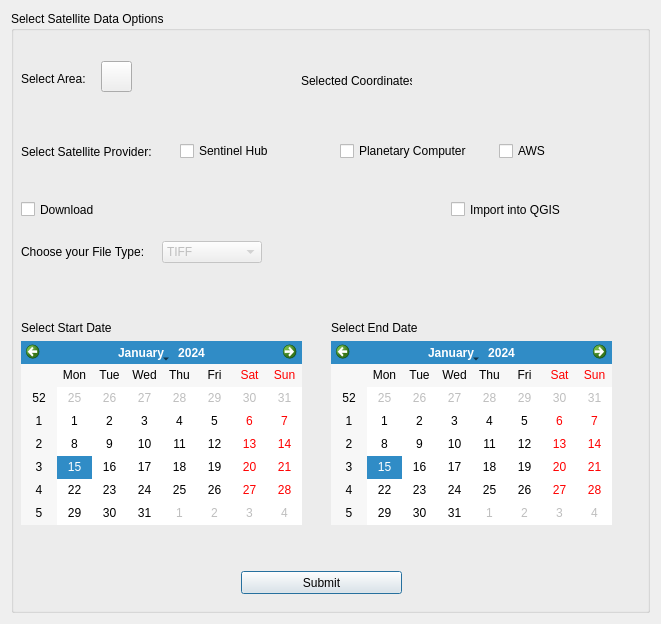
First picture: the form in sathub_ai_dialog_base.ui, repository theokretz/SatHubAI, before the edit.
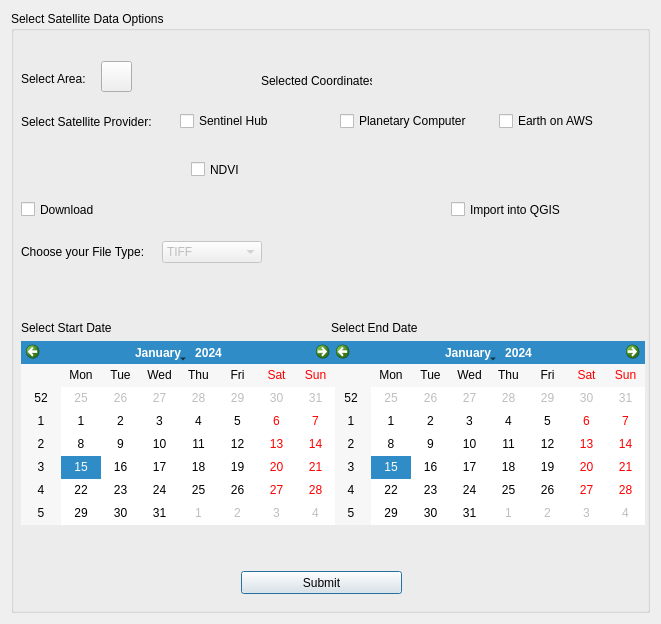
Second picture: the form after the edit. Icons and pictures are not drawn. Custom widgets are drawn as their Qt base class.

Commit message: v3 added ndvi calculation for aws & planetary computer

What changed in the file:
```diff
--- a/sathub_ai_dialog_base.ui
+++ b/sathub_ai_dialog_base.ui
@@ -163,7 +163,7 @@
      <widget class="QLabel" name="label_5">
       <property name="geometry">
        <rect>
-        <x>290</x>
+        <x>250</x>
         <y>60</y>
         <width>111</width>
         <height>20</height>
@@ -176,7 +176,7 @@
      <widget class="QLabel" name="label_coordinates">
       <property name="geometry">
        <rect>
-        <x>410</x>
+        <x>360</x>
         <y>60</y>
         <width>251</width>
         <height>31</height>
@@ -190,7 +190,7 @@
       <property name="geometry">
        <rect>
         <x>10</x>
-        <y>120</y>
+        <y>90</y>
         <width>631</width>
         <height>41</height>
        </rect>
@@ -223,7 +223,7 @@
        <item>
         <widget class="QCheckBox" name="cbAWS">
          <property name="text">
-          <string>AWS</string>
+          <string>Earth on AWS</string>
          </property>
         </widget>
        </item>
@@ -234,7 +234,7 @@
        <rect>
         <x>320</x>
         <y>310</y>
-        <width>281</width>
+        <width>314</width>
         <height>204</height>
        </rect>
       </property>
@@ -256,7 +256,7 @@
        <rect>
         <x>10</x>
         <y>310</y>
-        <width>281</width>
+        <width>314</width>
         <height>204</height>
        </rect>
       </property>
@@ -305,6 +305,19 @@
        <string>Import into QGIS</string>
       </property>
      </widget>
+     <widget class="QCheckBox" name="cb_ndvi">
+      <property name="geometry">
+       <rect>
+        <x>180</x>
+        <y>150</y>
+        <width>70</width>
+        <height>17</height>
+       </rect>
+      </property>
+      <property name="text">
+       <string>NDVI</string>
+      </property>
+     </widget>
     </widget>
    </item>
   </layout>
```
Left out of the diff: 2 changed lines with no effect on the pictures. The commit also changes 3 other files.
